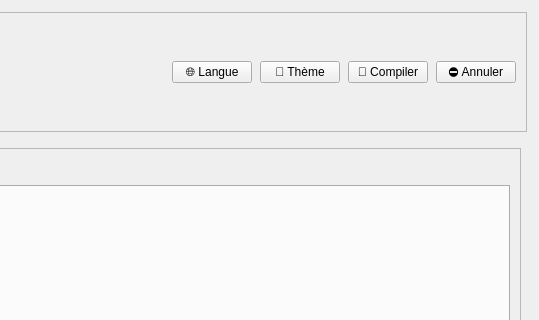
First picture: the form in ui/ui_design.ui, repository raidos24/PyCompiler_ARK, before the edit; both pictures show x 741 to 1280 and y 0 to 320 of the 1280 by 720 pixel window.
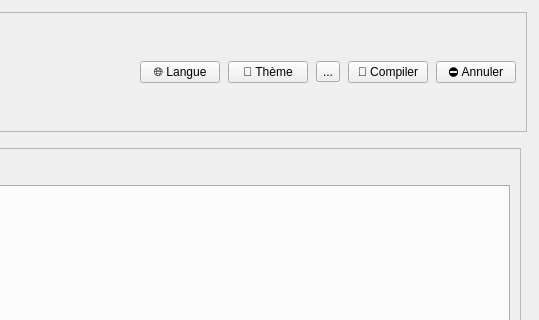
Second picture: the form after the edit.

Commit message: prototype de engine config pour engine

Patch:
```diff
--- a/ui/ui_design.ui
+++ b/ui/ui_design.ui
@@ -142,6 +142,16 @@
            </property>
           </widget>
          </item>
+         <item>
+          <widget class="QToolButton" name="btn_engine_settings">
+           <property name="text">
+            <string>...</string>
+           </property>
+           <property name="toolTip">
+            <string>Engine settings</string>
+           </property>
+          </widget>
+         </item>
          <item>
           <widget class="QPushButton" name="compile_btn">
            <property name="text">
```
The commit also changes 9 other files.
